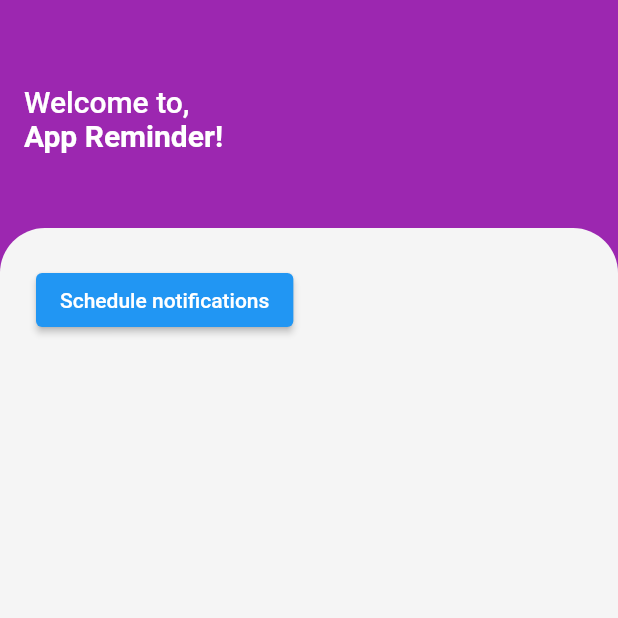
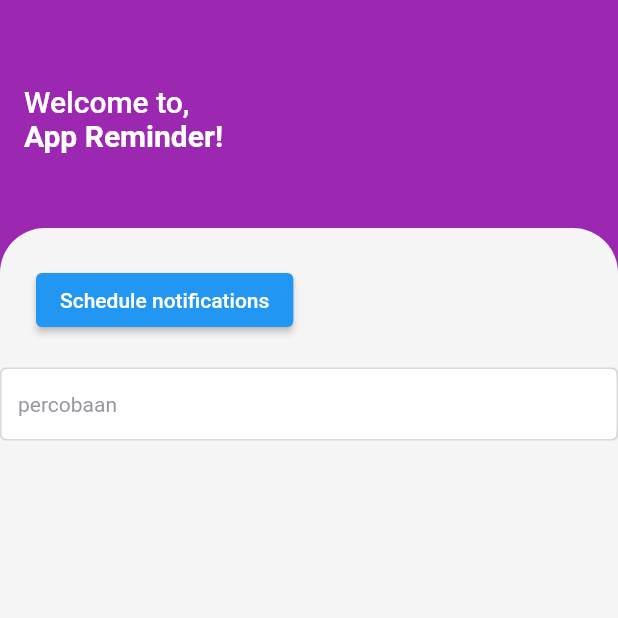
Before and after one commit to ropiudindev/reminder_app, a Flutter app: the screen it shows after launch, item 3 of the bottom bar chosen, on a phone screen of 412 x 824 dp, the top half of it. Run offline on Flutter 3.47's test engine with Material 2 defaults, Android fonts, the phone set to English and light mode, and no system bars; drawn by our look-alikes of curved_navigation_bar; our stand-ins replace flutter_local_notifications, flutter_screenutil, timezone.

Commit message:
chore : add text widget

```diff
--- a/lib/presentation/home_screen.dart
+++ b/lib/presentation/home_screen.dart
@@ -3,6 +3,7 @@ import 'package:flutter/material.dart';
 import 'package:flutter_screenutil/flutter_screenutil.dart';
 import 'package:reminder_app/plugin/notification_plugin.dart';
 import 'package:reminder_app/presentation/widgets/reminder_card.dart';
+import 'package:reminder_app/presentation/widgets/text_widget.dart';
 
 DateTime scheduleTime = DateTime.now().add(const Duration(seconds: 10));
 
@@ -185,6 +186,8 @@ class AddReminder extends StatelessWidget {
             },
           ),
         ),
+
+        const TextWidget(hintText: 'percobaan',)
       ],
     );
   }
--- /dev/null
+++ b/lib/presentation/widgets/text_widget.dart
@@ -0,0 +1,53 @@
+import 'package:flutter/material.dart';
+import 'package:flutter_screenutil/flutter_screenutil.dart';
+
+
+class TextWidget extends StatelessWidget {
+  final String hintText;
+  final IconData? prefixIcon;
+  final double height;
+  final String topLabel;
+
+  const TextWidget({super.key,
+    required this.hintText,
+    this.prefixIcon,
+    this.height = 48.0,
+    this.topLabel = "",
+  });
+  @override
+  Widget build(BuildContext context) {
+    return Column(
+      crossAxisAlignment: CrossAxisAlignment.start,
+      children: [
+        Text(topLabel),
+        const SizedBox(height: 5.0),
+        Container(
+          height: ScreenUtil().setHeight(height),
+          decoration: BoxDecoration(
+            color: Colors.white,
+            borderRadius: BorderRadius.circular(8.0),
+          ),
+          child: TextFormField(
+            decoration: InputDecoration(
+              enabledBorder: const OutlineInputBorder(
+                borderSide: BorderSide(
+                  color: Color.fromRGBO(74, 77, 84, 0.2),
+                ),
+              ),
+              focusedBorder: const OutlineInputBorder(
+                borderSide: BorderSide(
+                  color: Colors.purple,
+                ),
+              ),
+              hintText: hintText,
+              hintStyle: const TextStyle(
+                fontSize: 14.0,
+                color: Color.fromRGBO(105, 108, 121, 0.7),
+              ),
+            ),
+          ),
+        )
+      ],
+    );
+  }
+}
```
